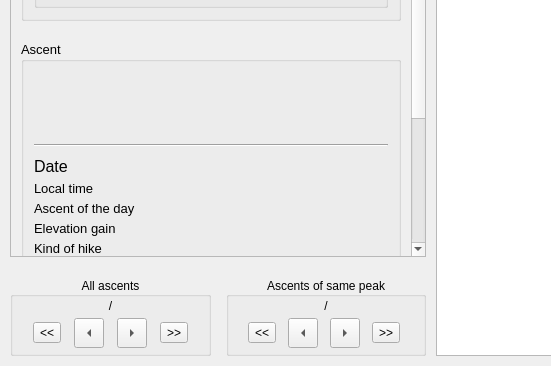
First picture: the form in src/ui/ascent_viewer.ui, repository svetter/pal, before the edit; both pictures show x 0 to 551 and y 434 to 800 of the 1500 by 800 pixel window.
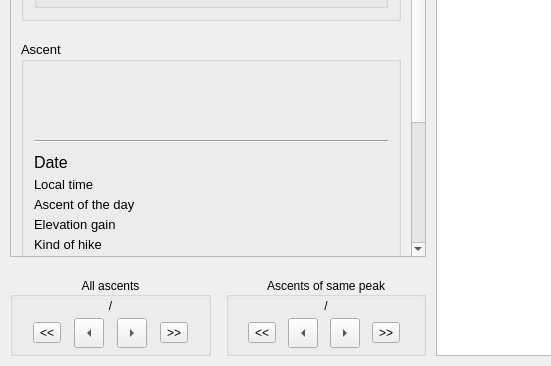
Second picture: the form after the edit. Custom widgets are drawn as their Qt base class.

Commit message:
Add setting to move ascent title label in ascent viewer
Includes translation

```diff
--- a/src/ui/ascent_viewer.ui
+++ b/src/ui/ascent_viewer.ui
@@ -62,7 +62,7 @@
             <x>0</x>
             <y>0</y>
             <width>422</width>
-            <height>844</height>
+            <height>836</height>
            </rect>
           </property>
           <property name="sizePolicy">
@@ -524,7 +524,7 @@
                <widget class="QLabel" name="ascentTitleLabel">
                 <property name="font">
                  <font>
-                  <pointsize>20</pointsize>
+                  <pointsize>16</pointsize>
                  </font>
                 </property>
                 <property name="text">
```
The commit also changes 5 other files.
